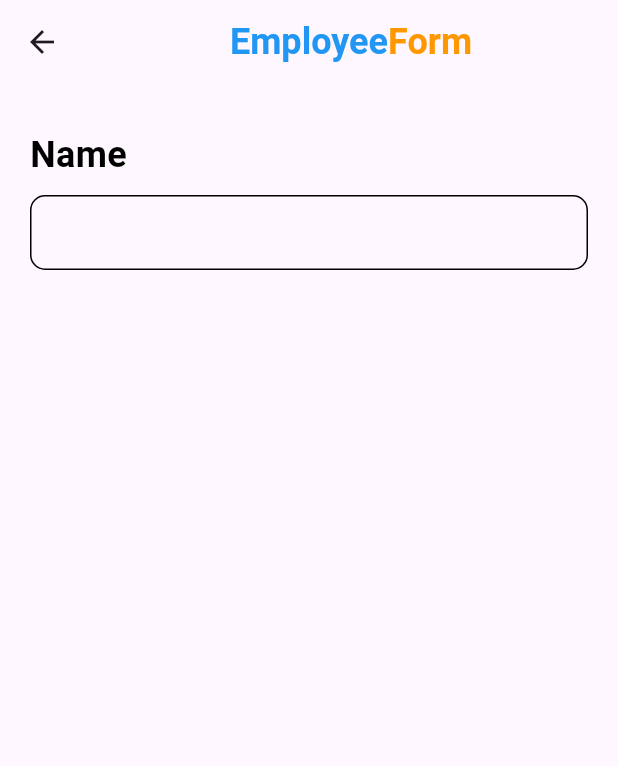
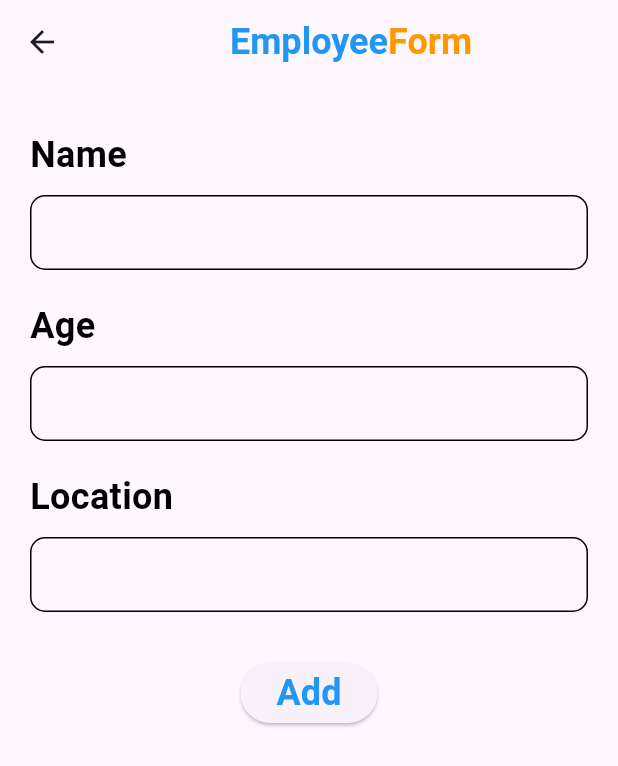
Before and after one commit to Elkelany84/CRUD_Firebase_Employees_Details, a Flutter app: the Employee screen opened directly, on a phone screen of 412 x 824 dp. Shown: the top 766 px of the screen. Run offline on Flutter 3.47's test engine with Material 3 defaults, Android fonts, the light colour scheme and no system bars; our stand-ins replace cloud_firestore; accounts and stored records are empty.

Commit message:
20Minute

```diff
--- a/lib/pages/employee.dart
+++ b/lib/pages/employee.dart
@@ -1,5 +1,6 @@
 import 'package:crud_firebase_employees_details/model/constants.dart';
 import 'package:flutter/material.dart';
+import 'package:cloud_firestore/cloud_firestore.dart';
 
 class Employee extends StatefulWidget {
   const Employee({super.key});
@@ -40,12 +41,62 @@ class _EmployeeState extends State<Employee> {
               height: 10,
             ),
             Container(
+              padding: EdgeInsets.only(left: 10),
               decoration: BoxDecoration(
                   border: Border.all(),
                   borderRadius: BorderRadius.circular(10)),
               child: TextField(
                 decoration: InputDecoration(border: InputBorder.none),
               ),
+            ),
+            SizedBox(
+              height: 20,
+            ),
+            Text(
+              "Age",
+              style: dTextStyle.copyWith(color: Colors.black),
+            ),
+            SizedBox(
+              height: 10,
+            ),
+            Container(
+              padding: EdgeInsets.only(left: 10),
+              decoration: BoxDecoration(
+                  border: Border.all(),
+                  borderRadius: BorderRadius.circular(10)),
+              child: TextField(
+                decoration: InputDecoration(border: InputBorder.none),
+              ),
+            ),
+            SizedBox(
+              height: 20,
+            ),
+            Text(
+              "Location",
+              style: dTextStyle.copyWith(color: Colors.black),
+            ),
+            SizedBox(
+              height: 10,
+            ),
+            Container(
+              padding: EdgeInsets.only(left: 10),
+              decoration: BoxDecoration(
+                  border: Border.all(),
+                  borderRadius: BorderRadius.circular(10)),
+              child: TextField(
+                decoration: InputDecoration(border: InputBorder.none),
+              ),
+            ),
+            SizedBox(
+              height: 30,
+            ),
+            Center(
+              child: ElevatedButton(
+                  onPressed: () {},
+                  child: Text(
+                    "Add",
+                    style: dTextStyle,
+                  )),
             )
           ],
         ),
--- a/pubspec.yaml
+++ b/pubspec.yaml
@@ -35,6 +35,8 @@ dependencies:
   # The following adds the Cupertino Icons font to your application.
   # Use with the CupertinoIcons class for iOS style icons.
   cupertino_icons: ^1.0.2
+  firebase_core: ^2.24.2
+  cloud_firestore: ^4.13.6
 
 dev_dependencies:
   flutter_test:
```
Also changed, not shown: pubspec.lock, 5 other files.
